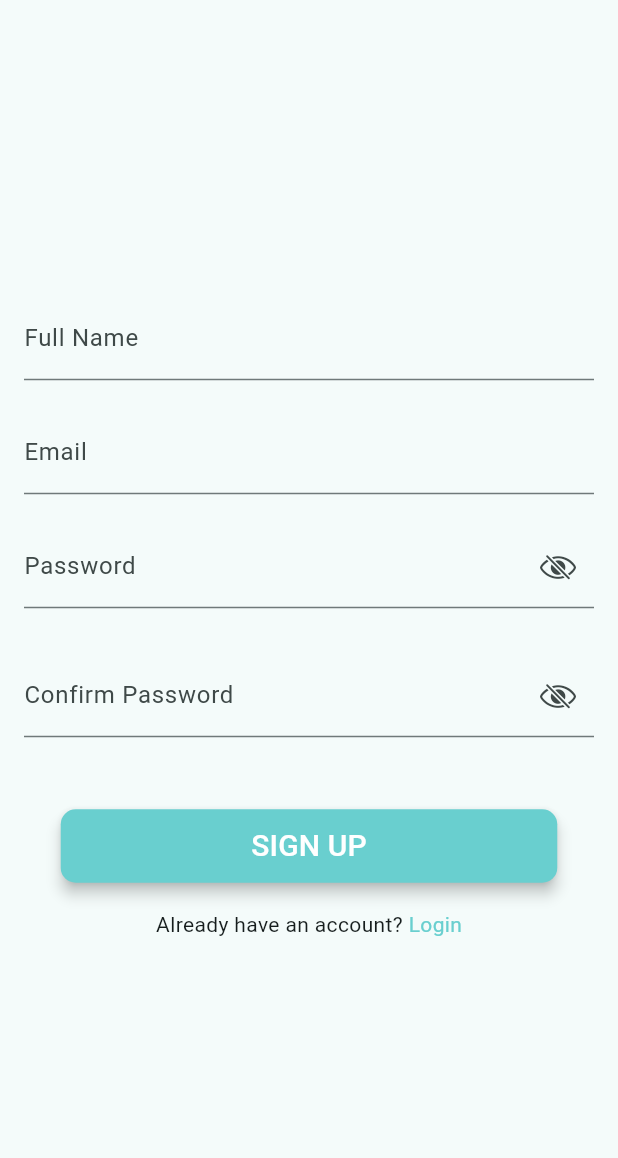
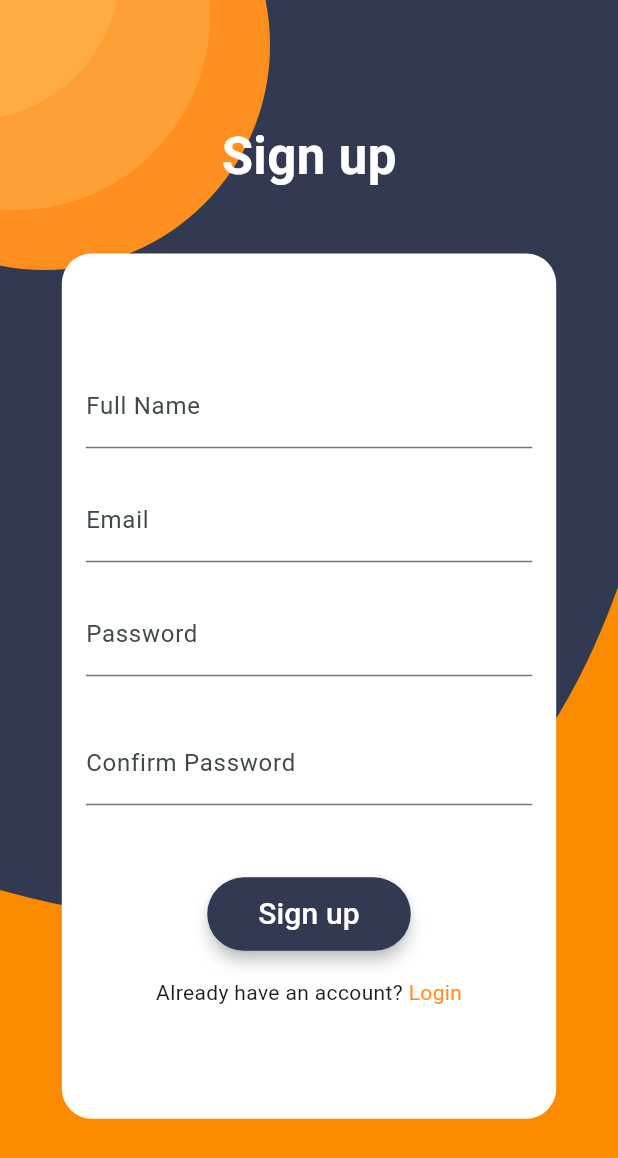
Before and after one commit to ACICT-DEPI/ONL1_SWD4_G1d-m--Fitness-Tracker-App, a Flutter app: the LoginScreen screen opened directly, after a tap on "Login", after a tap on "Sign up", on a phone screen of 412 x 824 dp. Shown: the top 1158 px of the screen. Run offline on Flutter 3.47's test engine with Material 3 defaults, Android fonts, the phone set to English and light mode, and no system bars; our stand-ins replace firebase_auth, firebase_core, flutter_bloc; accounts and stored records are empty.

Commit message:
update auth design

```diff
--- /dev/null
+++ b/lib/Auth/view/first_screen.dart
@@ -0,0 +1,48 @@
+import 'package:final_project/Auth/view/sign_up_screen.dart';
+import 'package:final_project/Auth/widgets/custom_Auth_button.dart';
+import 'package:flutter/material.dart';
+
+import '../../core/utls/colors.dart';
+import '../widgets/custom_background.dart';
+import 'login_screen.dart';
+
+class FirstScreen extends StatelessWidget {
+  const FirstScreen({super.key});
+
+  @override
+  Widget build(BuildContext context) {
+    return Scaffold(
+      body: Stack(
+      children: [
+        FitnessBackground(),
+        Container(
+          width: MediaQuery.of(context).size.width,
+          height: MediaQuery.of(context).size.height,
+          child: Column(
+            mainAxisAlignment: MainAxisAlignment.end,
+            children: [
+              CustomAuthButton(text: "Get Started", onPressed: (){
+                Navigator.push(context, MaterialPageRoute(builder:  (context) => SignUpScreen(),));
+              }),
+              SizedBox(height: 10),
+              Text("or",),
+              TextButton(
+                      onPressed: () {
+                        Navigator.push(context, MaterialPageRoute(builder:  (context) => LoginScreen(),));
+                      },
+                      child: Text("Log in",
+                          style: TextStyle(
+                            fontSize: 18,
+                            decoration: TextDecoration.underline,
+                              decorationColor: Colors.white,
+                              color: Colors.white)),
+                    ),
+              SizedBox(height: 30),
+            ],
+          ),
+        ),
+      ],
+    ),
+    );
+  }
+}
--- a/lib/Auth/view/login_screen.dart
+++ b/lib/Auth/view/login_screen.dart
@@ -2,10 +2,10 @@ import 'package:final_project/Auth/cubit/auth_cubit.dart';
 import 'package:final_project/Auth/cubit/auth_states.dart';
 import 'package:final_project/Auth/view/sign_up_screen.dart';
 import 'package:final_project/Auth/widgets/custom_Auth_button.dart';
+import 'package:final_project/Auth/widgets/custom_background.dart';
 import 'package:final_project/Auth/widgets/custom_text_form_field.dart';
 
 import 'package:final_project/core/custom_wedgits/custom_bottomnavigationbar.dart';
-
 
 import 'package:final_project/core/color.dart';
 
@@ -13,6 +13,8 @@ import 'package:flutter/cupertino.dart';
 import 'package:flutter/material.dart';
 import 'package:flutter_bloc/flutter_bloc.dart';
 
+import '../../core/utls/colors.dart';
+import '../widgets/custom_auth_title.dart';
 
 class LoginScreen extends StatelessWidget {
   LoginScreen({super.key});
@@ -33,7 +35,23 @@ class LoginScreen extends StatelessWidget {
         }
       },
       builder: (context, state) => Scaffold(
-        body: Padding(
+        body: Stack(
+          children: [
+            FitnessBackground(),
+            Center(
+              child: Column(
+                children: [
+                  CustomAuthTitle(
+                    title: "Login",
+                  ),
+                  Container(
+                    width: MediaQuery.of(context).size.width * .8,
+                    height: MediaQuery.of(context).size.height * .5,
+                    decoration: BoxDecoration(
+                      color: Colors.white,
+                      borderRadius: BorderRadius.all(Radius.circular(20)),
+                    ),
+                    child: Padding(
                       padding: const EdgeInsets.all(16.0),
                       child: Form(
                         key: _formKey,
@@ -43,12 +61,14 @@ class LoginScreen extends StatelessWidget {
                             CustomTextFormField(
                                 keyboardType: TextInputType.emailAddress,
                                 controller: emailController,
-                    decoration: const InputDecoration(labelText: 'Email'),
+                                decoration:
+                                    const InputDecoration(labelText: 'Email'),
                                 validator: (value) {
                                   if (value == null || value.isEmpty) {
                                     return 'Please enter your email';
                                   }
-                      if (!value.contains('@') || !value.contains('.')) {
+                                  if (!value.contains('@') ||
+                                      !value.contains('.')) {
                                     return 'Please enter a valid email';
                                   }
                                   return null;
@@ -59,7 +79,6 @@ class LoginScreen extends StatelessWidget {
                               controller: passController,
                               decoration: const InputDecoration(
                                 labelText: 'Password',
-                    suffixIcon: Icon(CupertinoIcons.eye_slash),
                               ),
                               validator: (value) {
                                 if (value == null || value.isEmpty) {
@@ -77,13 +96,13 @@ class LoginScreen extends StatelessWidget {
                               text: "Login",
                               onPressed: () {
                                 if (_formKey.currentState!.validate()) {
-                      AuthCubit.get(context).signInWithEmailAndPassword(
+                                  AuthCubit.get(context)
+                                      .signInWithEmailAndPassword(
                                           email: emailController.text,
                                           password: passController.text);
                                 }
                               },
                             ),
-
                             Row(
                               mainAxisAlignment: MainAxisAlignment.center,
                               children: [
@@ -93,12 +112,14 @@ class LoginScreen extends StatelessWidget {
                                       Navigator.push(
                                           context,
                                           MaterialPageRoute(
-                                builder: (context) => SignUpScreen(),
+                                            builder: (context) =>
+                                                SignUpScreen(),
                                           ));
                                     },
-                        child: const Text(
+                                    child: Text(
                                       "Sign up",
-                          style: TextStyle(color: Colors.blue),
+                                      style: TextStyle(
+                                          color: Colorsapp.darkOrange),
                                     ))
                               ],
                             ),
@@ -107,6 +128,12 @@ class LoginScreen extends StatelessWidget {
                       ),
                     ),
                   ),
+                ],
+              ),
+            ),
+          ],
+        ),
+      ),
     );
   }
 }
--- a/lib/Auth/view/sign_up_screen.dart
+++ b/lib/Auth/view/sign_up_screen.dart
@@ -3,8 +3,11 @@ import 'package:final_project/Auth/cubit/auth_states.dart';
 import 'package:final_project/Auth/view/home_screen.dart';
 import 'package:final_project/Auth/view/login_screen.dart';
 import 'package:final_project/Auth/widgets/custom_Auth_button.dart';
+import 'package:final_project/Auth/widgets/custom_auth_title.dart';
+import 'package:final_project/Auth/widgets/custom_background.dart';
 import 'package:final_project/Auth/widgets/custom_text_form_field.dart';
 import 'package:final_project/core/color.dart';
+import 'package:final_project/core/utls/colors.dart';
 import 'package:flutter/cupertino.dart';
 import 'package:flutter/material.dart';
 import 'package:flutter_bloc/flutter_bloc.dart';
@@ -21,12 +24,31 @@ class SignUpScreen extends StatelessWidget {
   Widget build(BuildContext context) {
     return BlocConsumer<AuthCubit, AuthState>(
       listener: (context, state) {
-        if(state is AuthSuccess){
-          Navigator.push(context, MaterialPageRoute(builder: (context) => const HomeScreen(),));
+        if (state is AuthSuccess) {
+          Navigator.push(
+              context,
+              MaterialPageRoute(
+                builder: (context) => const HomeScreen(),
+              ));
         }
       },
       builder: (context, state) => Scaffold(
-      body: Padding(
+        resizeToAvoidBottomInset: false,
+        body: Stack(
+          children: [
+            FitnessBackground(),
+            Center(
+              child: Column(
+                children: [
+                  CustomAuthTitle(title: "Sign up"),
+                  Container(
+                    width: MediaQuery.of(context).size.width * .8,
+                    height: MediaQuery.of(context).size.height * .7,
+                    decoration: BoxDecoration(
+                      color: Colors.white,
+                      borderRadius: BorderRadius.all(Radius.circular(20)),
+                    ),
+                    child: Padding(
                       padding: const EdgeInsets.all(16.0),
                       child: Form(
                         key: _formKey,
@@ -36,7 +58,8 @@ class SignUpScreen extends StatelessWidget {
                             CustomTextFormField(
                                 keyboardType: TextInputType.text,
                                 controller: nameController,
-                  decoration: const InputDecoration(labelText: 'Full Name'),
+                                decoration: const InputDecoration(
+                                    labelText: 'Full Name'),
                                 validator: (value) {
                                   if (value == null || value.isEmpty) {
                                     return 'Please enter your name';
@@ -47,12 +70,14 @@ class SignUpScreen extends StatelessWidget {
                             CustomTextFormField(
                                 keyboardType: TextInputType.emailAddress,
                                 controller: emailController,
-                  decoration: const InputDecoration(labelText: 'Email'),
+                                decoration:
+                                    const InputDecoration(labelText: 'Email'),
                                 validator: (value) {
                                   if (value == null || value.isEmpty) {
                                     return 'Please enter your email';
                                   }
-                    if (!value.contains('@') || !value.contains('.')) {
+                                  if (!value.contains('@') ||
+                                      !value.contains('.')) {
                                     return 'Please enter a valid email';
                                   }
                                   return null;
@@ -63,7 +88,6 @@ class SignUpScreen extends StatelessWidget {
                               controller: passController,
                               decoration: const InputDecoration(
                                 labelText: 'Password',
-                    suffixIcon: Icon(CupertinoIcons.eye_slash),
                               ),
                               validator: (value) {
                                 if (value == null || value.isEmpty) {
@@ -82,7 +106,6 @@ class SignUpScreen extends StatelessWidget {
                               controller: confirmPassController,
                               decoration: const InputDecoration(
                                 labelText: 'Confirm Password',
-                  suffixIcon: Icon(CupertinoIcons.eye_slash),
                               ),
                               validator: (value) {
                                 if (value == null || value.isEmpty) {
@@ -100,10 +123,11 @@ class SignUpScreen extends StatelessWidget {
                             ),
                             const SizedBox(height: 30),
                             CustomAuthButton(
-                  text: "SIGN UP",
+                              text: "Sign up",
                               onPressed: () {
                                 if (_formKey.currentState!.validate()) {
-                       AuthCubit.get(context).signUpWithEmailAndPassword(
+                                  AuthCubit.get(context)
+                                      .signUpWithEmailAndPassword(
                                           email: emailController.text,
                                           password: passController.text);
                                 }
@@ -114,11 +138,18 @@ class SignUpScreen extends StatelessWidget {
                               children: [
                                 const Text("Already have an account? "),
                                 InkWell(
-                    onTap: (){
-                      Navigator.push(context, MaterialPageRoute(builder:  (context) => LoginScreen(),));
+                                    onTap: () {
+                                      Navigator.push(
+                                          context,
+                                          MaterialPageRoute(
+                                            builder: (context) => LoginScreen(),
+                                          ));
                                     },
-                      child: Text("Login", style: TextStyle(color: primary),))
-
+                                    child: Text(
+                                      "Login",
+                                      style: TextStyle(
+                                          color: Colorsapp.darkOrange),
+                                    ))
                               ],
                             ),
                           ],
@@ -126,6 +157,12 @@ class SignUpScreen extends StatelessWidget {
                       ),
                     ),
                   ),
+                ],
+              ),
+            ),
+          ],
+        ),
+      ),
     );
   }
 }
--- a/lib/Auth/widgets/custom_Auth_button.dart
+++ b/lib/Auth/widgets/custom_Auth_button.dart
@@ -1,4 +1,5 @@
 import 'package:final_project/core/color.dart';
+import 'package:final_project/core/utls/colors.dart';
 import 'package:flutter/material.dart';
 
 class CustomAuthButton extends StatelessWidget {
@@ -15,15 +16,14 @@ class CustomAuthButton extends StatelessWidget {
       child: ElevatedButton(
         onPressed: onPressed,
         style: ElevatedButton.styleFrom(
-          backgroundColor: primary,
+          backgroundColor: Colorsapp.darkGrey,
           elevation: 4,
           shape: const RoundedRectangleBorder(
-            borderRadius: BorderRadius.all(Radius.circular(10)),
+            borderRadius: BorderRadius.all(Radius.circular(30)),
           ),
         ),
         child: Padding(
-          padding: EdgeInsets.symmetric(
-              vertical: 10, horizontal: MediaQuery.of(context).size.width / 4),
+          padding: EdgeInsets.all(10),
           child: Text(
             text,
             style: const TextStyle(color: Colors.white, fontSize: 20),
--- /dev/null
+++ b/lib/Auth/widgets/custom_auth_title.dart
@@ -0,0 +1,18 @@
+import 'package:flutter/material.dart';
+
+class CustomAuthTitle extends StatelessWidget {
+  CustomAuthTitle({super.key, required this.title});
+
+  String title;
+  @override
+  Widget build(BuildContext context) {
+    return Padding(
+      padding: const EdgeInsets.only(top: 80, bottom: 40),
+      child: Text(
+        title,
+        style: TextStyle(
+            color: Colors.white, fontSize: 34, fontWeight: FontWeight.bold),
+      ),
+    );
+  }
+}
--- /dev/null
+++ b/lib/Auth/widgets/custom_background.dart
@@ -0,0 +1,102 @@
+import 'package:final_project/core/utls/colors.dart';
+import 'package:flutter/material.dart';
+
+import 'custom_cliper_shape.dart';
+
+
+class FitnessBackground extends StatelessWidget {
+  @override
+  Widget build(BuildContext context) {
+    return Stack(
+      children: [
+        // Background container with gradient
+        Container(
+          decoration: BoxDecoration(
+            color: Colorsapp.darkGrey,
+          ),
+        ),
+        // Adding shapes on the background
+        ///top left
+        Stack(
+          children: [
+            Positioned(
+              top: -120,
+              left: -120,
+              child: Container(
+                width: 300,
+                height: 300,
+                decoration: BoxDecoration(
+                  color: Colorsapp.darkOrange,
+                  //Colors.orange.shade600.withOpacity(0.5),
+                  shape: BoxShape.circle,
+                ),
+              ),
+            ),
+            Positioned(
+              top: -120,
+              left: -120,
+              child: Container(
+                width: 260,
+                height: 260,
+                decoration: BoxDecoration(
+                  color: Colorsapp.midOrange,
+                  //Colors.orange.shade600.withOpacity(0.5),
+                  shape: BoxShape.circle,
+                ),
+              ),
+            ),
+            Positioned(
+              top: -120,
+              left: -120,
+              child: Container(
+                width: 200,
+                height: 200,
+                decoration: BoxDecoration(
+                  color: Colorsapp.liteOrange,
+                  //Colors.orange.shade600.withOpacity(0.5),
+                  shape: BoxShape.circle,
+                ),
+              ),
+            ),
+          ],
+        ),
+        ///bottom right
+        // Positioned(
+        //   bottom: -100,
+        //   right: -200,
+        //   child: Container(
+        //     width: 350,
+        //     height: 450,
+        //     decoration: BoxDecoration(
+        //       color: Colorsapp.darkOrange,
+        //       //Colors.orange.shade600.withOpacity(0.5),
+        //       shape: BoxShape.circle,
+        //     ),
+        //   ),
+        // ),
+        ///***************************
+        ///// Orange shape at the bottom-right
+        Align(
+          alignment: Alignment.bottomRight,
+          child: ClipPath(
+            clipper: BottomRightShapeClipper(),
+            child: Container(
+              width: MediaQuery.of(context).size.width,
+              height: MediaQuery.of(context).size.height * .7,
+              color: Colors.orange.shade600,
+            ),
+          ),
+        ),
+        Center(
+          child: Column(
+            mainAxisAlignment: MainAxisAlignment.center,
+                crossAxisAlignment: CrossAxisAlignment.center,
+            children: [
+              Image(image: AssetImage("assets/images/Fitness.png")),
+            ],
+          ),
+        ),
+      ],
+    );
+  }
+}
--- /dev/null
+++ b/lib/Auth/widgets/custom_cliper_shape.dart
@@ -0,0 +1,41 @@
+// Custom clipper for bottom-right orange shape
+import 'package:flutter/material.dart';
+
+class BottomRightShapeClipper extends CustomClipper<Path> {
+  @override
+  Path getClip(Size size) {
+    var path = Path();
+    path.lineTo(0, 0);
+
+     // Starting at the top-right corner
+    path.moveTo(size.width, 0);
+
+    // Draw a line from top-right to about 1/3 down on the right
+    path.lineTo(size.width, size.height * 0.25);
+
+    // Draw a curved path to the left side
+    path.quadraticBezierTo(
+      size.width * 0.75,   // Control point X (about 3/4th into the width)
+      size.height * 0.75,  // Control point Y (about 3/4th of the height)
+      0,                   // End point X (left edge)
+      size.height * 0.6,   // End point Y (a little above middle-left)
+    );
+
+    // Draw a straight line down to the bottom-left corner
+    path.lineTo(0, size.height);
+
+    // Draw a line across the bottom to the bottom-right corner
+    path.lineTo(size.width, size.height);
+
+
+
+    path.close();
+    return path;
+
+  }
+
+  @override
+  bool shouldReclip(CustomClipper<Path> oldClipper) {
+    return false;
+  }
+}
--- a/lib/core/utls/colors.dart
+++ b/lib/core/utls/colors.dart
@@ -4,6 +4,7 @@ class Colorsapp {
     static  Color primarycolor = const Color.fromRGBO(121, 231, 230, 1);
   static Color secondarycolor =const Color.fromRGBO(24, 24, 24,1);
   static Color liteOrange =const Color.fromRGBO(254,172,69,1);
+  static Color midOrange =const Color.fromRGBO(255,160,54,1);
   static Color darkOrange =const Color.fromRGBO(255,143,31,1);
   static Color liteGrey =const Color.fromRGBO(99,106,125,1);
   static Color darkGrey =const Color.fromRGBO(50,58,81,1);
--- a/lib/main.dart
+++ b/lib/main.dart
@@ -1,8 +1,10 @@
 import 'package:final_project/Auth/cubit/auth_cubit.dart';
+import 'package:final_project/Auth/view/first_screen.dart';
 import 'package:final_project/Auth/view/login_screen.dart';
 import 'package:firebase_core/firebase_core.dart';
 import 'package:flutter/material.dart';
 import 'package:flutter_bloc/flutter_bloc.dart';
+import 'Auth/widgets/custom_background.dart';
 import 'core/color.dart';
 import 'firebase_options.dart';
 // test
@@ -28,7 +30,7 @@
           colorScheme: ColorScheme.fromSeed(seedColor: primary),
           useMaterial3: true,
         ),
-        home: LoginScreen(),
+        home: FirstScreen(),
       ),
     );
   }
```
Also changed, not shown: assets/images/Fitness.png (added), assets/images/fit.png (added), assets/images/logo.png (added). Lines whose indentation alone changed are shown as unchanged.
